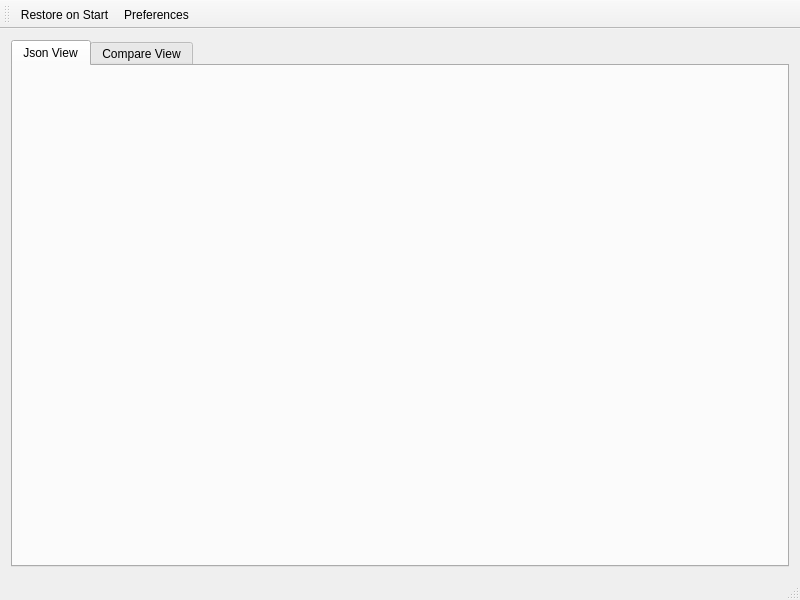
First picture: the form in mainwindow.ui, repository coozoo/qtjsondiff, before the edit.
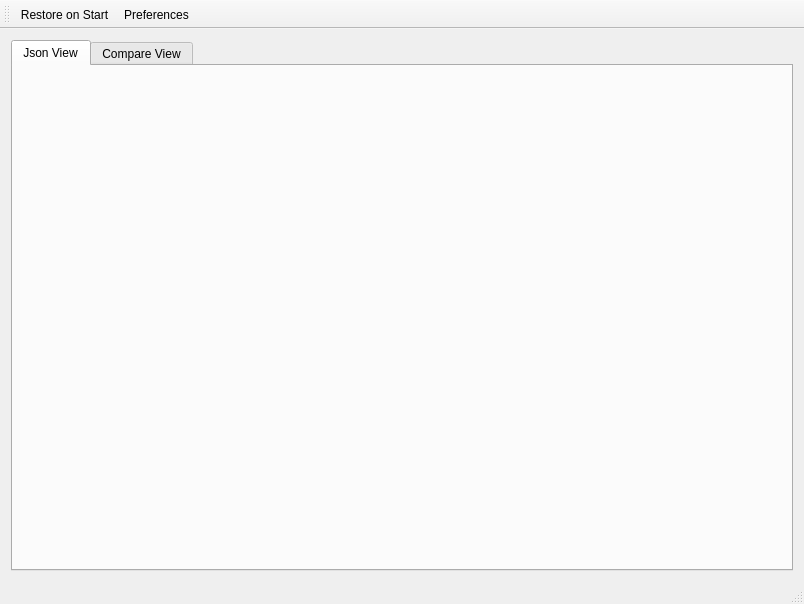
Second picture: the form after the edit.

Commit message:
Convert toolbar buttons to actions
Convert some toolbuttons to actions to make them appear in expandable
menu when they aren't fit in width

Maybe need some redesign in position

What changed in the file:
```diff
--- a/mainwindow.ui
+++ b/mainwindow.ui
@@ -6,8 +6,8 @@
    <rect>
     <x>0</x>
     <y>0</y>
-    <width>800</width>
-    <height>600</height>
+    <width>804</width>
+    <height>604</height>
    </rect>
   </property>
   <property name="minimumSize">
```
Left out of the diff: 2 changed lines with no effect on the pictures. The commit also changes 7 other files.
